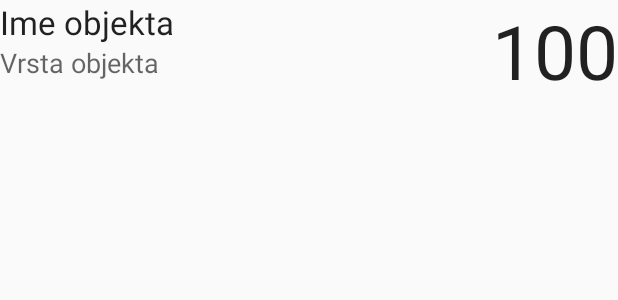
After one commit to mDinon/FoodHub, an Android app: the layout item_liste_objekata.xml on its own in the app's theme, with its tools: preview values and no code run, on a phone screen of 412 x 824 dp. The commit adds this screen. Shown: the top 300 px of the screen. Run offline under Robolectric (Android 15) with nearby library versions, the phone set to English and light mode, and no system bars.

Commit message:
listView

```diff
--- /dev/null
+++ b/app/src/main/res/layout/item_liste_objekata.xml
@@ -0,0 +1,52 @@
+<?xml version="1.0" encoding="utf-8"?>
+<RelativeLayout xmlns:android="http://schemas.android.com/apk/res/android"
+    android:orientation="vertical" android:layout_width="match_parent"
+    android:layout_height="match_parent"
+    android:weightSum="1">
+
+    <ImageView
+        android:layout_width="wrap_content"
+        android:layout_height="wrap_content"
+        android:id="@+id/logoObjekta"
+        android:contentDescription="@string/logoObjekta" />
+
+    <TextView
+        android:layout_width="wrap_content"
+        android:layout_height="wrap_content"
+        android:textAppearance="?android:attr/textAppearanceLarge"
+        android:text="Ime objekta"
+        android:id="@+id/imeObjekta"
+        android:layout_alignParentTop="true"
+        android:layout_toRightOf="@+id/logoObjekta" />
+
+    <TextView
+        android:layout_width="wrap_content"
+        android:layout_height="wrap_content"
+        android:textAppearance="?android:attr/textAppearanceMedium"
+        android:text="Vrsta objekta"
+        android:id="@+id/vrstaObjekta"
+        android:layout_below="@+id/imeObjekta"
+        android:layout_alignLeft="@+id/imeObjekta"
+        android:layout_alignStart="@+id/imeObjekta" />
+
+    <TextView
+        android:layout_width="wrap_content"
+        android:layout_height="wrap_content"
+        android:textAppearance="?android:attr/textAppearanceLarge"
+        android:text="100"
+        android:textSize="50dp"
+        android:id="@+id/rating"
+        android:layout_alignParentTop="true"
+        android:layout_alignParentRight="true"
+        android:layout_alignParentEnd="true"
+        android:layout_alignBottom="@+id/vrstaObjekta" />
+
+    <!--    <ImageView
+            android:layout_width="wrap_content"
+            android:layout_height="wrap_content"
+            android:id="@+id/ratingStar"
+            android:layout_alignParentTop="true"
+            android:layout_alignParentRight="true"
+            android:layout_alignParentEnd="true" />-->
+
+</RelativeLayout>
--- a/app/src/main/res/values/strings.xml
+++ b/app/src/main/res/values/strings.xml
@@ -3,5 +3,6 @@
     <string name="splashImage">Logo</string>
     <string name="imeObjekta">ImeObjekta</string>
     <string name="vrstaObjekta">VrstaObjekta</string>
+    <string name="logoObjekta">logoObjekta</string>
 
 </resources>
```
Also changed, not shown: app/src/main/java/hr/mc2/foodhub/ItemListAdapter.java (added, +42 -0 lines), app/src/main/java/hr/mc2/foodhub/ItemListPodaci.java (added, +19 -0 lines), app/src/main/java/hr/mc2/foodhub/MainActivity.java (+43 -1 lines), app/src/main/res/layout/activity_main.xml (+8 -1 lines).
